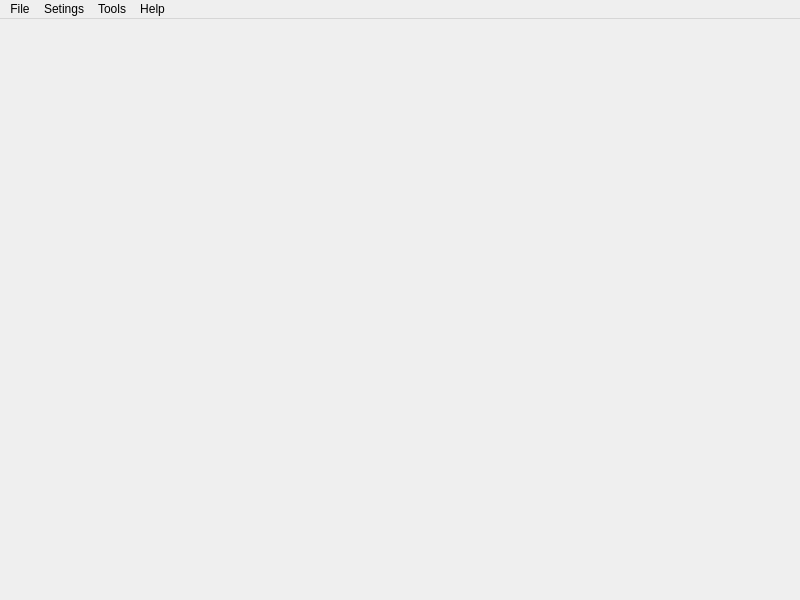
The window that IDE/iqrf_ide/mainwindow.ui (nandra/IDE) describes before a commit, drawn with Qt 5.
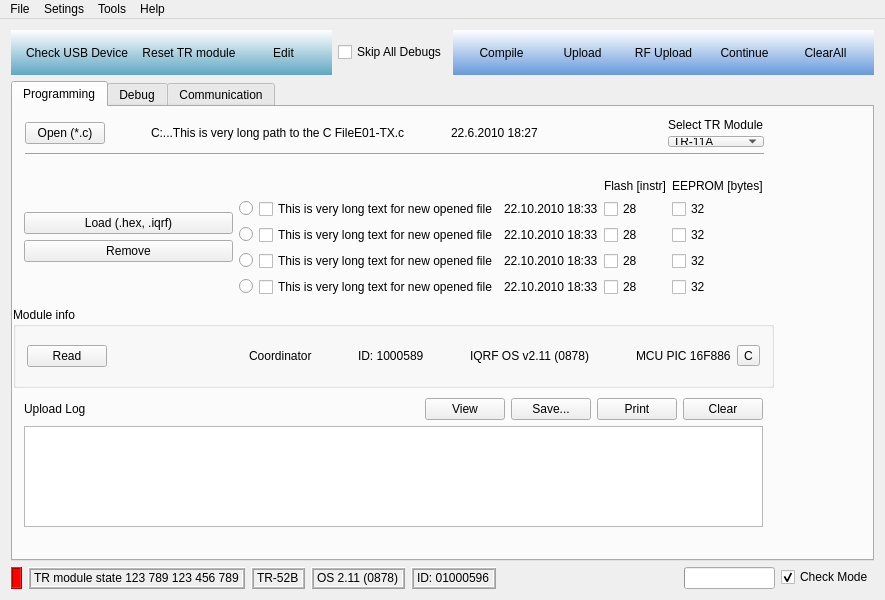
The same window after the commit.

Commit message: First prg. tab view.

```diff
--- a/IDE/iqrf_ide/mainwindow.ui
+++ b/IDE/iqrf_ide/mainwindow.ui
@@ -14,15 +14,658 @@
    <string>MainWindow</string>
   </property>
   <widget class="QWidget" name="centralWidget">
-   <widget class="QWidget" name="">
+   <layout class="QGridLayout" name="gridLayout_5">
+    <item row="0" column="0">
+     <layout class="QVBoxLayout" name="verticalLayout">
+      <item>
+       <layout class="QHBoxLayout" name="horizontalLayout_7">
+        <item>
+         <widget class="QWidget" name="widget" native="true">
+          <property name="styleSheet">
+           <string>background-color: qlineargradient(spread:pad, x1:1, y1:1, x2:1, y2:0, stop:0 rgba(95, 167, 194, 255), stop:1 rgba(255, 255, 255, 255))</string>
+          </property>
+          <layout class="QHBoxLayout" name="horizontalLayout_4">
+           <item>
+            <layout class="QHBoxLayout" name="horizontalLayout_3">
+             <item>
+              <widget class="QPushButton" name="checkUSBBtn">
+               <property name="text">
+                <string>Check USB Device</string>
+               </property>
+               <property name="flat">
+                <bool>true</bool>
+               </property>
+              </widget>
+             </item>
+             <item>
+              <widget class="QPushButton" name="resetBtn">
+               <property name="text">
+                <string>Reset TR module</string>
+               </property>
+               <property name="flat">
+                <bool>true</bool>
+               </property>
+              </widget>
+             </item>
+             <item>
+              <widget class="QPushButton" name="editBtn">
+               <property name="text">
+                <string>Edit</string>
+               </property>
+               <property name="flat">
+                <bool>true</bool>
+               </property>
+              </widget>
+             </item>
+            </layout>
+           </item>
+          </layout>
+         </widget>
+        </item>
+        <item>
+         <widget class="QCheckBox" name="skipAllDebugBox">
+          <property name="text">
+           <string>Skip All Debugs</string>
+          </property>
+         </widget>
+        </item>
+        <item>
+         <widget class="QWidget" name="widget_2" native="true">
+          <property name="styleSheet">
+           <string>background-color:qlineargradient(spread:pad, x1:1, y1:1, x2:1, y2:0, stop:0 rgba(102, 153, 220, 255), stop:1 rgba(255, 255, 255, 255))
+</string>
+          </property>
+          <layout class="QHBoxLayout" name="horizontalLayout_6">
+           <item>
+            <layout class="QHBoxLayout" name="horizontalLayout_5">
+             <item>
+              <widget class="QPushButton" name="compileBtn">
+               <property name="text">
+                <string>Compile</string>
+               </property>
+               <property name="flat">
+                <bool>true</bool>
+               </property>
+              </widget>
+             </item>
+             <item>
+              <widget class="QPushButton" name="uploadBtn">
+               <property name="text">
+                <string>Upload</string>
+               </property>
+               <property name="flat">
+                <bool>true</bool>
+               </property>
+              </widget>
+             </item>
+             <item>
+              <widget class="QPushButton" name="rfUploadBtn">
+               <property name="text">
+                <string>RF Upload</string>
+               </property>
+               <property name="flat">
+                <bool>true</bool>
+               </property>
+              </widget>
+             </item>
+             <item>
+              <widget class="QPushButton" name="continueDebugBtn">
+               <property name="text">
+                <string>Continue</string>
+               </property>
+               <property name="flat">
+                <bool>true</bool>
+               </property>
+              </widget>
+             </item>
+             <item>
+              <widget class="QPushButton" name="cleaAllDebugBtn">
+               <property name="text">
+                <string>ClearAll</string>
+               </property>
+               <property name="flat">
+                <bool>true</bool>
+               </property>
+              </widget>
+             </item>
+            </layout>
+           </item>
+          </layout>
+         </widget>
+        </item>
+       </layout>
+      </item>
+      <item>
+       <widget class="QTabWidget" name="tabWidget">
+        <property name="currentIndex">
+         <number>0</number>
+        </property>
+        <widget class="QWidget" name="prog">
+         <attribute name="title">
+          <string>Programming</string>
+         </attribute>
+         <widget class="QWidget" name="layoutWidget_2">
     <property name="geometry">
      <rect>
       <x>1</x>
-      <y>544</y>
-      <width>781</width>
-      <height>21</height>
-     </rect>
-    </property>
+            <y>1</y>
+            <width>761</width>
+            <height>59</height>
+           </rect>
+          </property>
+          <layout class="QVBoxLayout" name="verticalLayout_3">
+           <item>
+            <layout class="QHBoxLayout" name="horizontalLayout_8">
+             <item>
+              <layout class="QHBoxLayout" name="horizontalLayout_9">
+               <item>
+                <widget class="QPushButton" name="openCFileBtn">
+                 <property name="text">
+                  <string>Open (*.c)</string>
+                 </property>
+                </widget>
+               </item>
+               <item>
+                <spacer name="horizontalSpacer_2">
+                 <property name="orientation">
+                  <enum>Qt::Horizontal</enum>
+                 </property>
+                 <property name="sizeHint" stdset="0">
+                  <size>
+                   <width>40</width>
+                   <height>20</height>
+                  </size>
+                 </property>
+                </spacer>
+               </item>
+               <item>
+                <widget class="QLabel" name="openFilePathLbl">
+                 <property name="text">
+                  <string>C:...This is very long path to the C FileE01-TX.c</string>
+                 </property>
+                </widget>
+               </item>
+               <item>
+                <spacer name="horizontalSpacer_3">
+                 <property name="orientation">
+                  <enum>Qt::Horizontal</enum>
+                 </property>
+                 <property name="sizeHint" stdset="0">
+                  <size>
+                   <width>40</width>
+                   <height>20</height>
+                  </size>
+                 </property>
+                </spacer>
+               </item>
+               <item>
+                <widget class="QLabel" name="openCFileDateTimeLbl">
+                 <property name="text">
+                  <string>22.6.2010 18:27</string>
+                 </property>
+                </widget>
+               </item>
+              </layout>
+             </item>
+             <item>
+              <spacer name="horizontalSpacer_4">
+               <property name="orientation">
+                <enum>Qt::Horizontal</enum>
+               </property>
+               <property name="sizeHint" stdset="0">
+                <size>
+                 <width>40</width>
+                 <height>20</height>
+                </size>
+               </property>
+              </spacer>
+             </item>
+             <item>
+              <layout class="QVBoxLayout" name="verticalLayout_4">
+               <item>
+                <widget class="QLabel" name="label_3">
+                 <property name="text">
+                  <string>Select TR Module</string>
+                 </property>
+                </widget>
+               </item>
+               <item>
+                <widget class="QComboBox" name="trModuleBox">
+                 <item>
+                  <property name="text">
+                   <string>TR-11A</string>
+                  </property>
+                 </item>
+                 <item>
+                  <property name="text">
+                   <string>TR-21A</string>
+                  </property>
+                 </item>
+                 <item>
+                  <property name="text">
+                   <string>TR-31B</string>
+                  </property>
+                 </item>
+                 <item>
+                  <property name="text">
+                   <string>TR-32B</string>
+                  </property>
+                 </item>
+                 <item>
+                  <property name="text">
+                   <string>TR-52B</string>
+                  </property>
+                 </item>
+                 <item>
+                  <property name="text">
+                   <string>TR-53B</string>
+                  </property>
+                 </item>
+                </widget>
+               </item>
+              </layout>
+             </item>
+            </layout>
+           </item>
+           <item>
+            <widget class="Line" name="line">
+             <property name="orientation">
+              <enum>Qt::Horizontal</enum>
+             </property>
+            </widget>
+           </item>
+          </layout>
+         </widget>
+         <widget class="QGroupBox" name="groupBox">
+          <property name="geometry">
+           <rect>
+            <x>0</x>
+            <y>200</y>
+            <width>761</width>
+            <height>81</height>
+           </rect>
+          </property>
+          <property name="title">
+           <string>Module info</string>
+          </property>
+          <layout class="QGridLayout" name="gridLayout_3">
+           <item row="0" column="0">
+            <widget class="QPushButton" name="remodModuleInfoBtn">
+             <property name="text">
+              <string>Read</string>
+             </property>
+            </widget>
+           </item>
+           <item row="0" column="1">
+            <spacer name="horizontalSpacer_5">
+             <property name="orientation">
+              <enum>Qt::Horizontal</enum>
+             </property>
+             <property name="sizeHint" stdset="0">
+              <size>
+               <width>32</width>
+               <height>20</height>
+              </size>
+             </property>
+            </spacer>
+           </item>
+           <item row="0" column="2">
+            <layout class="QGridLayout" name="gridLayout_2">
+             <item row="0" column="0">
+              <widget class="QLabel" name="label">
+               <property name="text">
+                <string>Coordinator</string>
+               </property>
+              </widget>
+             </item>
+             <item row="0" column="3">
+              <widget class="QLabel" name="label_2">
+               <property name="text">
+                <string>ID: 1000589</string>
+               </property>
+              </widget>
+             </item>
+             <item row="0" column="5">
+              <widget class="QLabel" name="label_4">
+               <property name="text">
+                <string>IQRF OS v2.11 (0878)</string>
+               </property>
+              </widget>
+             </item>
+             <item row="0" column="7">
+              <widget class="QLabel" name="label_5">
+               <property name="text">
+                <string>MCU PIC 16F886</string>
+               </property>
+              </widget>
+             </item>
+             <item row="0" column="1">
+              <spacer name="horizontalSpacer_6">
+               <property name="orientation">
+                <enum>Qt::Horizontal</enum>
+               </property>
+               <property name="sizeHint" stdset="0">
+                <size>
+                 <width>40</width>
+                 <height>20</height>
+                </size>
+               </property>
+              </spacer>
+             </item>
+             <item row="0" column="6">
+              <spacer name="horizontalSpacer_7">
+               <property name="orientation">
+                <enum>Qt::Horizontal</enum>
+               </property>
+               <property name="sizeHint" stdset="0">
+                <size>
+                 <width>40</width>
+                 <height>20</height>
+                </size>
+               </property>
+              </spacer>
+             </item>
+             <item row="0" column="4">
+              <spacer name="horizontalSpacer_8">
+               <property name="orientation">
+                <enum>Qt::Horizontal</enum>
+               </property>
+               <property name="sizeHint" stdset="0">
+                <size>
+                 <width>40</width>
+                 <height>20</height>
+                </size>
+               </property>
+              </spacer>
+             </item>
+            </layout>
+           </item>
+           <item row="0" column="3">
+            <widget class="QToolButton" name="toolButton">
+             <property name="text">
+              <string>C</string>
+             </property>
+            </widget>
+           </item>
+          </layout>
+         </widget>
+         <widget class="QWidget" name="">
+          <property name="geometry">
+           <rect>
+            <x>0</x>
+            <y>60</y>
+            <width>761</width>
+            <height>141</height>
+           </rect>
+          </property>
+          <layout class="QHBoxLayout" name="horizontalLayout_10">
+           <item>
+            <layout class="QVBoxLayout" name="verticalLayout_6">
+             <item>
+              <layout class="QVBoxLayout" name="verticalLayout_5">
+               <item>
+                <widget class="QPushButton" name="loadHexIqrfBtn">
+                 <property name="text">
+                  <string>Load (.hex, .iqrf)</string>
+                 </property>
+                </widget>
+               </item>
+               <item>
+                <widget class="QPushButton" name="removeBtn">
+                 <property name="text">
+                  <string>Remove</string>
+                 </property>
+                </widget>
+               </item>
+              </layout>
+             </item>
+            </layout>
+           </item>
+           <item>
+            <layout class="QGridLayout" name="gridLayout">
+             <item row="1" column="1">
+              <widget class="QRadioButton" name="radioButton0">
+               <property name="text">
+                <string/>
+               </property>
+              </widget>
+             </item>
+             <item row="1" column="2">
+              <widget class="QCheckBox" name="checkBox0">
+               <property name="text">
+                <string>This is very long text for new opened file</string>
+               </property>
+              </widget>
+             </item>
+             <item row="1" column="3">
+              <widget class="QLabel" name="label0">
+               <property name="text">
+                <string>22.10.2010 18:33</string>
+               </property>
+              </widget>
+             </item>
+             <item row="1" column="4">
+              <widget class="QCheckBox" name="checkBox00">
+               <property name="text">
+                <string>28</string>
+               </property>
+              </widget>
+             </item>
+             <item row="1" column="5">
+              <widget class="QCheckBox" name="checkBox01">
+               <property name="text">
+                <string>32</string>
+               </property>
+              </widget>
+             </item>
+             <item row="0" column="4">
+              <widget class="QLabel" name="label_9">
+               <property name="text">
+                <string>Flash [instr]</string>
+               </property>
+              </widget>
+             </item>
+             <item row="0" column="5">
+              <widget class="QLabel" name="label_10">
+               <property name="text">
+                <string>EEPROM [bytes]</string>
+               </property>
+              </widget>
+             </item>
+             <item row="2" column="1">
+              <widget class="QRadioButton" name="radioButton1">
+               <property name="text">
+                <string/>
+               </property>
+              </widget>
+             </item>
+             <item row="2" column="2">
+              <widget class="QCheckBox" name="checkBox1">
+               <property name="text">
+                <string>This is very long text for new opened file</string>
+               </property>
+              </widget>
+             </item>
+             <item row="2" column="3">
+              <widget class="QLabel" name="label1">
+               <property name="text">
+                <string>22.10.2010 18:33</string>
+               </property>
+              </widget>
+             </item>
+             <item row="2" column="4">
+              <widget class="QCheckBox" name="checkBox11">
+               <property name="text">
+                <string>28</string>
+               </property>
+              </widget>
+             </item>
+             <item row="2" column="5">
+              <widget class="QCheckBox" name="checkBox12">
+               <property name="text">
+                <string>32</string>
+               </property>
+              </widget>
+             </item>
+             <item row="3" column="1">
+              <widget class="QRadioButton" name="radioButton2">
+               <property name="text">
+                <string/>
+               </property>
+              </widget>
+             </item>
+             <item row="3" column="2">
+              <widget class="QCheckBox" name="checkBox2">
+               <property name="text">
+                <string>This is very long text for new opened file</string>
+               </property>
+              </widget>
+             </item>
+             <item row="3" column="3">
+              <widget class="QLabel" name="label2">
+               <property name="text">
+                <string>22.10.2010 18:33</string>
+               </property>
+              </widget>
+             </item>
+             <item row="3" column="4">
+              <widget class="QCheckBox" name="checkBox21">
+               <property name="text">
+                <string>28</string>
+               </property>
+              </widget>
+             </item>
+             <item row="3" column="5">
+              <widget class="QCheckBox" name="checkBox22">
+               <property name="text">
+                <string>32</string>
+               </property>
+              </widget>
+             </item>
+             <item row="4" column="1">
+              <widget class="QRadioButton" name="radioButton3">
+               <property name="text">
+                <string/>
+               </property>
+              </widget>
+             </item>
+             <item row="4" column="2">
+              <widget class="QCheckBox" name="checkBox3">
+               <property name="text">
+                <string>This is very long text for new opened file</string>
+               </property>
+              </widget>
+             </item>
+             <item row="4" column="3">
+              <widget class="QLabel" name="label3">
+               <property name="text">
+                <string>22.10.2010 18:33</string>
+               </property>
+              </widget>
+             </item>
+             <item row="4" column="4">
+              <widget class="QCheckBox" name="checkBox31">
+               <property name="text">
+                <string>28</string>
+               </property>
+              </widget>
+             </item>
+             <item row="4" column="5">
+              <widget class="QCheckBox" name="checkBox32">
+               <property name="text">
+                <string>32</string>
+               </property>
+              </widget>
+             </item>
+            </layout>
+           </item>
+          </layout>
+         </widget>
+         <widget class="QWidget" name="">
+          <property name="geometry">
+           <rect>
+            <x>0</x>
+            <y>280</y>
+            <width>761</width>
+            <height>151</height>
+           </rect>
+          </property>
+          <layout class="QVBoxLayout" name="verticalLayout_2">
+           <item>
+            <layout class="QHBoxLayout" name="horizontalLayout_11">
+             <item>
+              <widget class="QLabel" name="label_6">
+               <property name="text">
+                <string>Upload Log</string>
+               </property>
+              </widget>
+             </item>
+             <item>
+              <spacer name="horizontalSpacer_9">
+               <property name="orientation">
+                <enum>Qt::Horizontal</enum>
+               </property>
+               <property name="sizeHint" stdset="0">
+                <size>
+                 <width>40</width>
+                 <height>20</height>
+                </size>
+               </property>
+              </spacer>
+             </item>
+             <item>
+              <layout class="QGridLayout" name="gridLayout_4">
+               <item row="0" column="0">
+                <widget class="QPushButton" name="pushButton">
+                 <property name="text">
+                  <string>View</string>
+                 </property>
+                </widget>
+               </item>
+               <item row="0" column="1">
+                <widget class="QPushButton" name="pushButton_2">
+                 <property name="text">
+                  <string>Save...</string>
+                 </property>
+                </widget>
+               </item>
+               <item row="0" column="2">
+                <widget class="QPushButton" name="pushButton_3">
+                 <property name="text">
+                  <string>Print</string>
+                 </property>
+                </widget>
+               </item>
+               <item row="0" column="3">
+                <widget class="QPushButton" name="pushButton_4">
+                 <property name="text">
+                  <string>Clear</string>
+                 </property>
+                </widget>
+               </item>
+              </layout>
+             </item>
+            </layout>
+           </item>
+           <item>
+            <widget class="QListWidget" name="listWidget"/>
+           </item>
+          </layout>
+         </widget>
+        </widget>
+        <widget class="QWidget" name="debug">
+         <attribute name="title">
+          <string>Debug</string>
+         </attribute>
+        </widget>
+        <widget class="QWidget" name="comm">
+         <attribute name="title">
+          <string>Communication</string>
+         </attribute>
+        </widget>
+       </widget>
+      </item>
+      <item>
     <layout class="QHBoxLayout" name="horizontalLayout_2">
      <property name="sizeConstraint">
       <enum>QLayout::SetDefaultConstraint</enum>
@@ -173,7 +816,10 @@
       </layout>
      </item>
     </layout>
-   </widget>
+      </item>
+     </layout>
+    </item>
+   </layout>
   </widget>
   <widget class="QMenuBar" name="menuBar">
    <property name="geometry">
```
Lines whose indentation alone changed are shown as unchanged. The commit also changes 5 other files.
